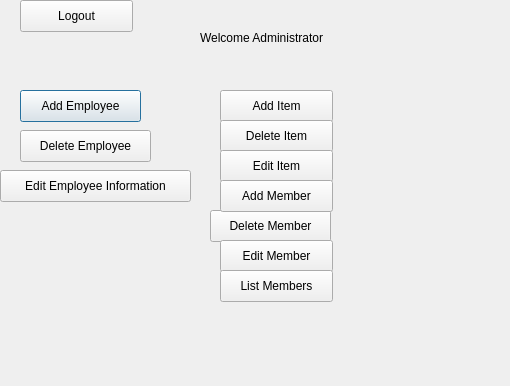
This is QtGui/menuAdministrator.ui in Tligtvoet/goat-bulk as Qt 5 draws it before an edit; both pictures show x 0 to 510 and y 0 to 386 of the 940 by 758 pixel window. The edited form follows.
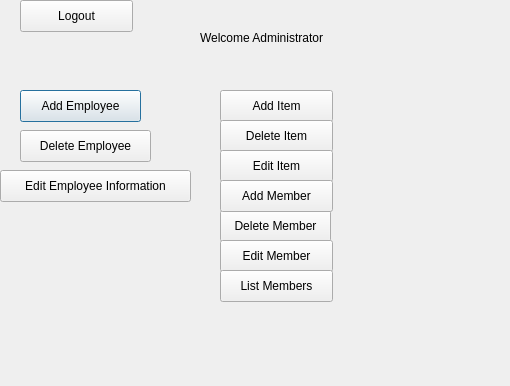
This is the edited form.

Patch:
```diff
--- a/QtGui/menuAdministrator.ui
+++ b/QtGui/menuAdministrator.ui
@@ -81,9 +81,9 @@
   <widget class="QPushButton" name="pushButton_8">
    <property name="geometry">
     <rect>
-     <x>210</x>
+     <x>220</x>
      <y>210</y>
-     <width>121</width>
+     <width>111</width>
      <height>32</height>
     </rect>
    </property>
```
